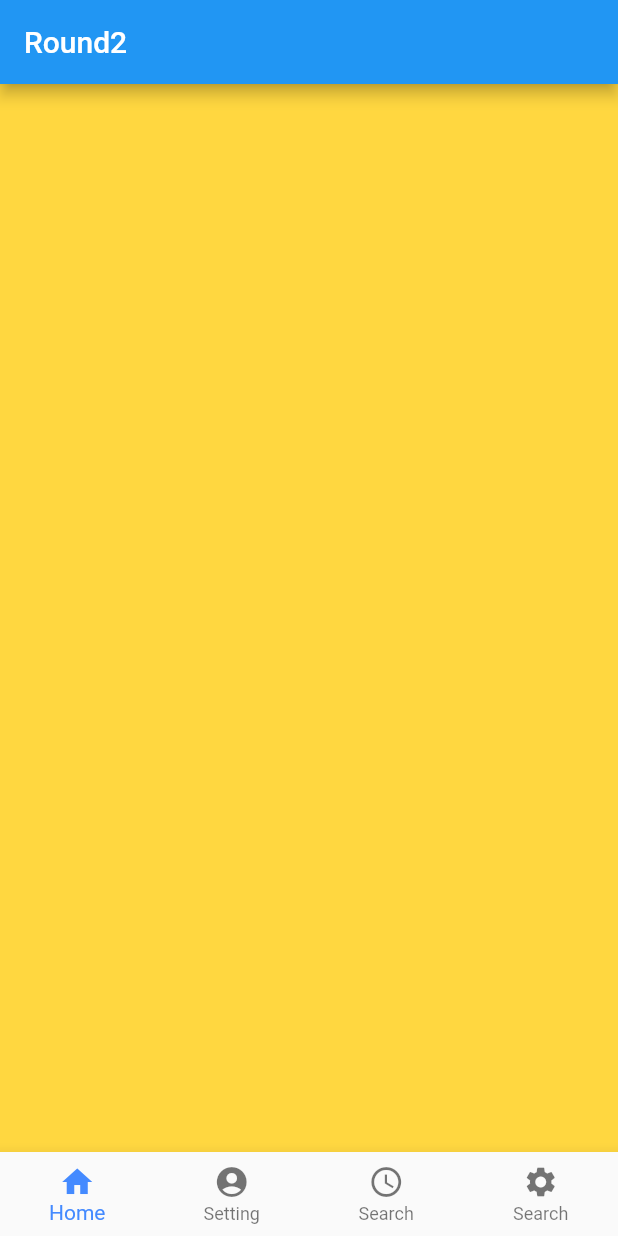
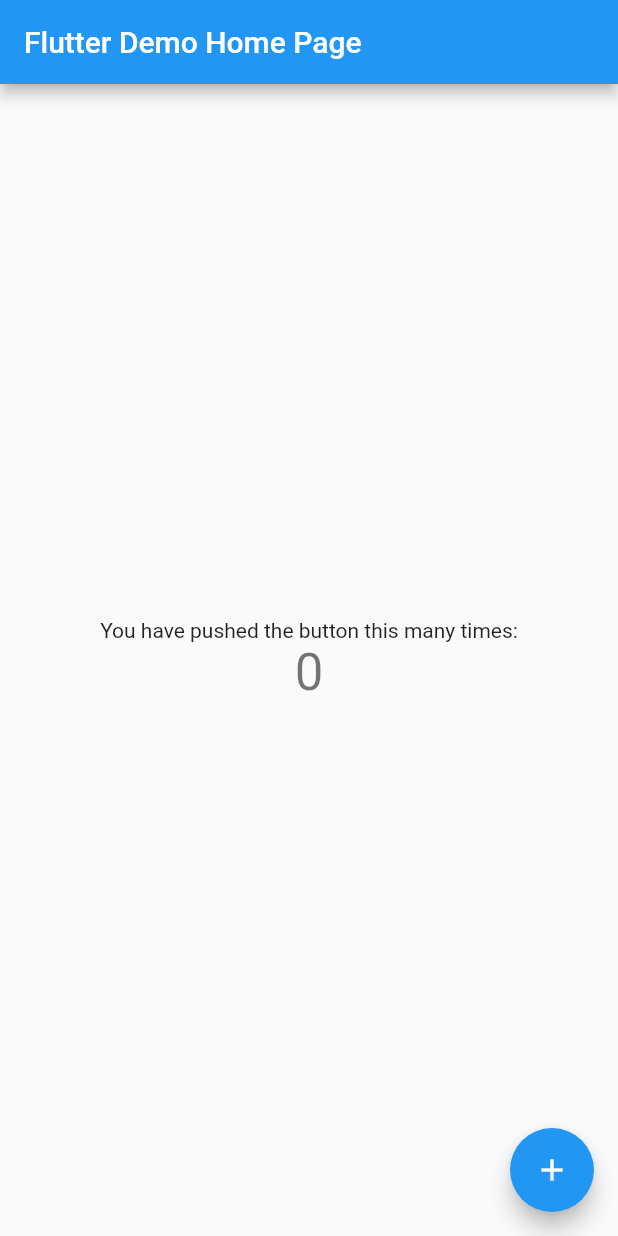
Before and after one commit to shun0328/round2_app, a Flutter app: the screen it shows after launch, on a phone screen of 412 x 824 dp. Run offline on Flutter 3.47's test engine with Material 2 defaults, Android fonts, the phone set to English and light mode, and no system bars.

Commit message:
Revert "画面遷移の基盤の作成"
This reverts commit f857ed12585ad4030f5dfdeee5e16e9922798d17.

```diff
--- a/lib/event_view.dart
+++ /dev/null
@@ -1,17 +0,0 @@
-import 'package:flutter/material.dart';
-
-class EventView extends StatelessWidget{
-  @override
-  Widget build(BuildContext context) {
-    return Scaffold(
-      body: Center(
-        child: Container(
-          height: double.infinity,
-          color: Colors.amberAccent,
-        ),
-      )
-
-    );
-  }
-
-}
--- a/lib/main.dart
+++ b/lib/main.dart
@@ -1,80 +1,113 @@
 import 'package:flutter/material.dart';
-import 'package:flutter_app/profile_view.dart';
-import 'package:flutter_app/setting_view.dart';
-import 'timeline_view.dart';
-import 'event_view.dart';
 
-void main() => runApp(MyApp());
+void main() {
+  runApp(MyApp());
+}
 
 class MyApp extends StatelessWidget {
-  static const String _title = 'Flutter Code Sample';
-
+  // This widget is the root of your application.
   @override
   Widget build(BuildContext context) {
     return MaterialApp(
-      title: _title,
-      home: HomePage(),
+      title: 'Flutter Demo',
+      theme: ThemeData(
+        // This is the theme of your application.
+        //
+        // Try running your application with "flutter run". You'll see the
+        // application has a blue toolbar. Then, without quitting the app, try
+        // changing the primarySwatch below to Colors.green and then invoke
+        // "hot reload" (press "r" in the console where you ran "flutter run",
+        // or simply save your changes to "hot reload" in a Flutter IDE).
+        // Notice that the counter didn't reset back to zero; the application
+        // is not restarted.
+        primarySwatch: Colors.blue,
+      ),
+      home: MyHomePage(title: 'Flutter Demo Home Page'),
     );
   }
 }
 
-class HomePage extends StatefulWidget {
+class MyHomePage extends StatefulWidget {
+  MyHomePage({Key? key, required this.title}) : super(key: key);
+
+  // This widget is the home page of your application. It is stateful, meaning
+  // that it has a State object (defined below) that contains fields that affect
+  // how it looks.
+
+  // This class is the configuration for the state. It holds the values (in this
+  // case the title) provided by the parent (in this case the App widget) and
+  // used by the build method of the State. Fields in a Widget subclass are
+  // always marked "final".
+
+  final String title;
+
   @override
-  _HomePageState createState() => _HomePageState();
+  _MyHomePageState createState() => _MyHomePageState();
 }
 
-class _HomePageState extends State<HomePage> {
-  int _selectedIndex = 0;
+class _MyHomePageState extends State<MyHomePage> {
+  int _counter = 0;
 
-  static List<Widget> _pageList = [
-    EventView(),
-    ProfileView(),
-    TimeLineView(),
-    SettingView()
-  ];
-
-  void _onItemTapped(int index) {
+  void _incrementCounter() {
     setState(() {
-      _selectedIndex = index;
+      // This call to setState tells the Flutter framework that something has
+      // changed in this State, which causes it to rerun the build method below
+      // so that the display can reflect the updated values. If we changed
+      // _counter without calling setState(), then the build method would not be
+      // called again, and so nothing would appear to happen.
+      _counter++;
     });
   }
 
   @override
   Widget build(BuildContext context) {
+    // This method is rerun every time setState is called, for instance as done
+    // by the _incrementCounter method above.
+    //
+    // The Flutter framework has been optimized to make rerunning build methods
+    // fast, so that you can just rebuild anything that needs updating rather
+    // than having to individually change instances of widgets.
     return Scaffold(
       appBar: AppBar(
-        title: const Text('Round2'),
+        // Here we take the value from the MyHomePage object that was created by
+        // the App.build method, and use it to set our appbar title.
+        title: Text(widget.title),
       ),
-
-      body: _pageList[_selectedIndex],
-
-      bottomNavigationBar: BottomNavigationBar(
-
-        items: const <BottomNavigationBarItem>[
-
-          BottomNavigationBarItem(
-            icon: Icon(Icons.home),
-            title: Text('Home'),
-          ),
-          BottomNavigationBarItem(
-            icon: Icon(Icons.account_circle_rounded),
-            title: Text('Setting'),
-          ),
-          BottomNavigationBarItem(
-            icon: Icon(Icons.access_time),
-            title: Text('Search'),
-          ),
-          BottomNavigationBarItem(
-            icon: Icon(Icons.settings),
-            title: Text('Search'),
-          ),
-        ],
-
-        currentIndex: _selectedIndex,
-        fixedColor: Colors.blueAccent,
-        onTap: _onItemTapped,
-        type: BottomNavigationBarType.fixed,
+      body: Center(
+        // Center is a layout widget. It takes a single child and positions it
+        // in the middle of the parent.
+        child: Column(
+          // Column is also a layout widget. It takes a list of children and
+          // arranges them vertically. By default, it sizes itself to fit its
+          // children horizontally, and tries to be as tall as its parent.
+          //
+          // Invoke "debug painting" (press "p" in the console, choose the
+          // "Toggle Debug Paint" action from the Flutter Inspector in Android
+          // Studio, or the "Toggle Debug Paint" command in Visual Studio Code)
+          // to see the wireframe for each widget.
+          //
+          // Column has various properties to control how it sizes itself and
+          // how it positions its children. Here we use mainAxisAlignment to
+          // center the children vertically; the main axis here is the vertical
+          // axis because Columns are vertical (the cross axis would be
+          // horizontal).
+          mainAxisAlignment: MainAxisAlignment.center,
+          children: <Widget>[
+            Text(
+              'You have pushed the button this many times:',
+            ),
+            Text(
+              '$_counter',
+              style: Theme.of(context).textTheme.headline4,
+            ),
+          ],
+        ),
       ),
+      floatingActionButton: FloatingActionButton(
+        onPressed: _incrementCounter,
+        tooltip: 'Increment',
+        child: Icon(Icons.add),
+      ), // This trailing comma makes auto-formatting nicer for build methods.
     );
   }
 }
```
Also changed, not shown: lib/profile_view.dart (deleted, +0 -17 lines), lib/setting_view.dart (deleted, +0 -17 lines), lib/timeline_view.dart (deleted, +0 -17 lines).
